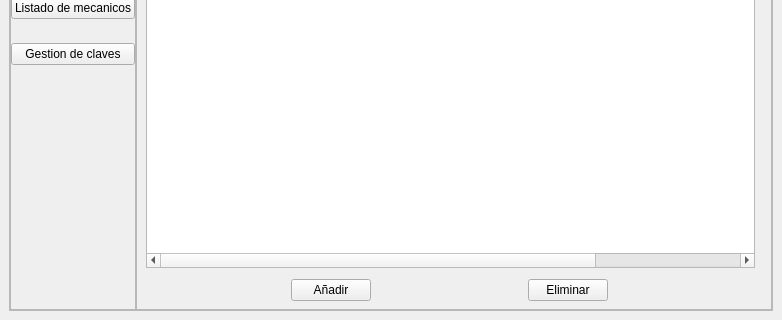
Before: the Qt Designer form views/main.ui in Alaan20/TP_FINAL-POO, drawn with Qt 5; both pictures show x 0 to 782 and y 304 to 624 of the 782 by 624 pixel window.
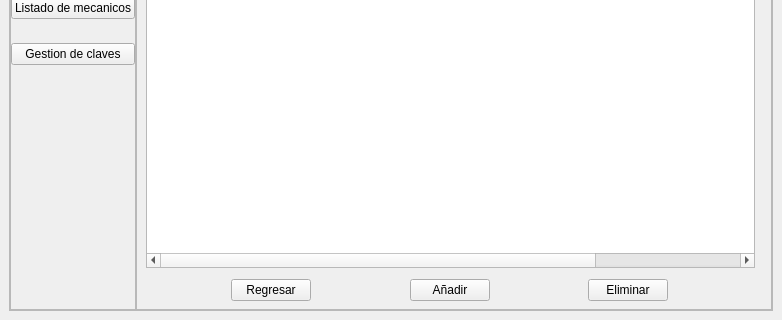
After: the same form once the commit is applied. The open tabs and pages were chosen to show the change. Icons and pictures are not drawn.

Diff of the .ui file:
```diff
--- a/views/main.ui
+++ b/views/main.ui
@@ -3684,6 +3684,30 @@
                </rect>
               </property>
               <layout class="QHBoxLayout" name="horizontalLayout_21">
+               <item>
+                <spacer name="horizontalSpacer_10">
+                 <property name="orientation">
+                  <enum>Qt::Horizontal</enum>
+                 </property>
+                 <property name="sizeHint" stdset="0">
+                  <size>
+                   <width>40</width>
+                   <height>20</height>
+                  </size>
+                 </property>
+                </spacer>
+               </item>
+               <item>
+                <widget class="QPushButton" name="pushButton_12">
+                 <property name="text">
+                  <string>Regresar</string>
+                 </property>
+                 <property name="icon">
+                  <iconset>
+                   <normaloff>E:/TP_FINAL-POO/icons/back_normal_hover.png</normaloff>E:/TP_FINAL-POO/icons/back_normal_hover.png</iconset>
+                 </property>
+                </widget>
+               </item>
                <item>
                 <spacer name="horizontalSpacer_29">
                  <property name="orientation">
```
Left out of the diff: 108 changed lines with no effect on the pictures.
